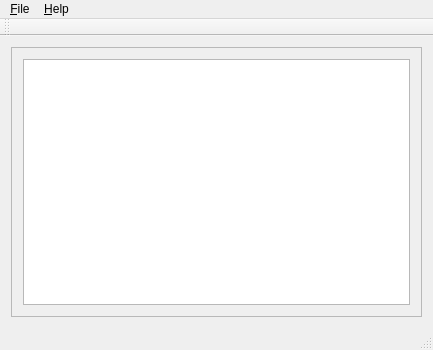
The window that mainwindow.ui (tomaso/nagtray) describes before a commit, drawn with Qt 5.
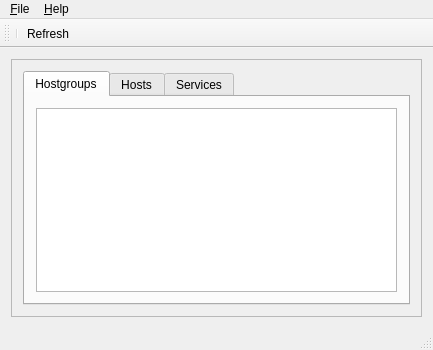
The same window after the commit. Icons and pictures are not drawn.

```diff
--- a/mainwindow.ui
+++ b/mainwindow.ui
@@ -29,7 +29,36 @@
       </property>
       <layout class="QVBoxLayout" name="verticalLayout">
        <item>
-        <widget class="QTreeView" name="hostView"/>
+        <widget class="QTabWidget" name="tabWidget">
+         <property name="currentIndex">
+          <number>0</number>
+         </property>
+         <widget class="QWidget" name="tab_2">
+          <attribute name="title">
+           <string>Hostgroups</string>
+          </attribute>
+          <layout class="QVBoxLayout" name="verticalLayout_4">
+           <item>
+            <widget class="QTreeView" name="hostView_2"/>
+           </item>
+          </layout>
+         </widget>
+         <widget class="QWidget" name="tabHosts">
+          <attribute name="title">
+           <string>Hosts</string>
+          </attribute>
+          <layout class="QVBoxLayout" name="verticalLayout_3">
+           <item>
+            <widget class="QTreeView" name="hostView"/>
+           </item>
+          </layout>
+         </widget>
+         <widget class="QWidget" name="tab">
+          <attribute name="title">
+           <string>Services</string>
+          </attribute>
+         </widget>
+        </widget>
        </item>
       </layout>
      </widget>
@@ -74,6 +103,8 @@
    <attribute name="toolBarBreak">
     <bool>false</bool>
    </attribute>
+   <addaction name="separator"/>
+   <addaction name="action_Refresh"/>
   </widget>
   <widget class="QStatusBar" name="statusBar"/>
   <action name="actionShowMain">
```
